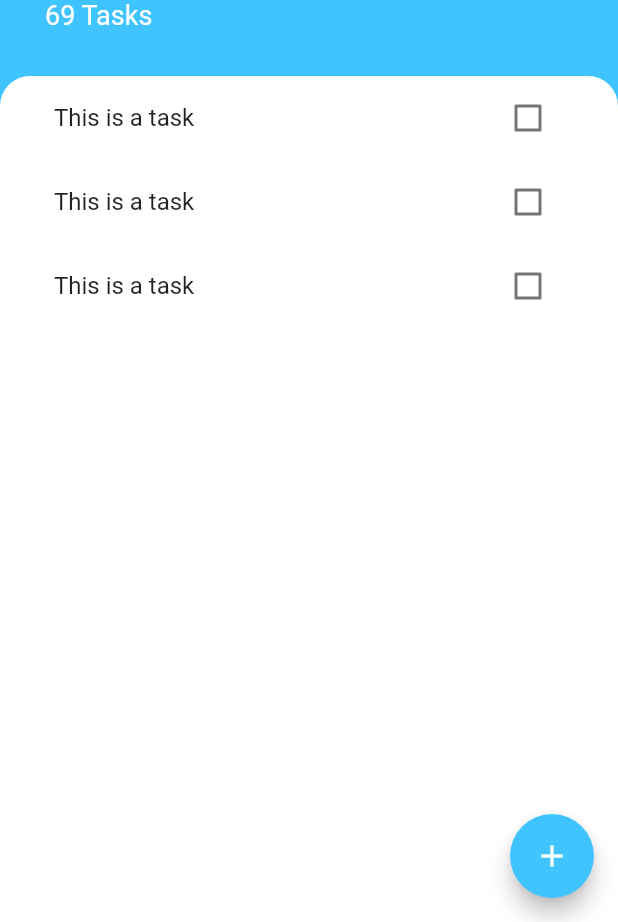
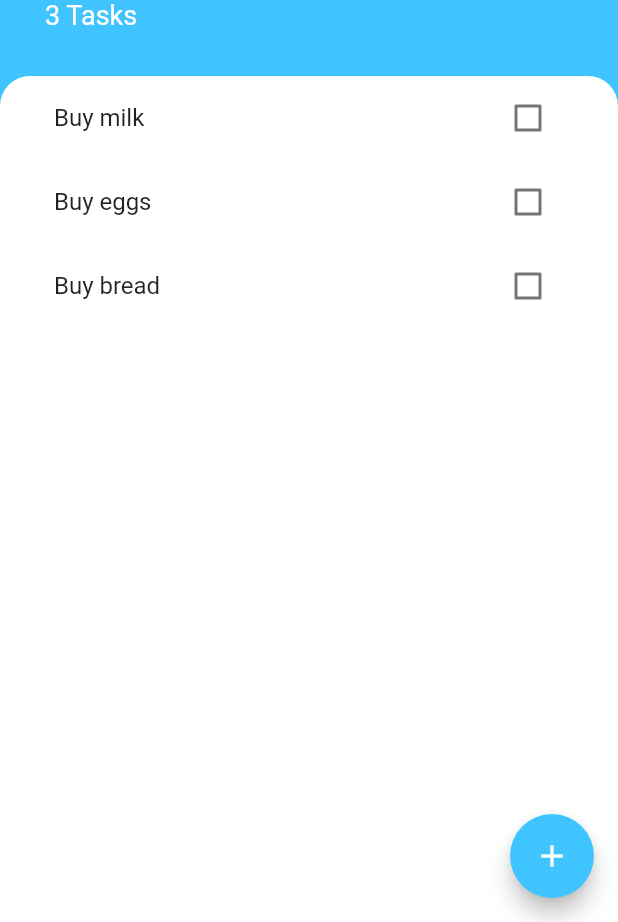
Before and after one commit to Tolskiee/todoey, a Flutter app: the screen it shows after launch, on a phone screen of 412 x 824 dp, the part 314-1236 px from its top. Run offline on Flutter 3.47's test engine with Material 2 defaults, Android fonts, the phone set to English and light mode, and no system bars; missing offline and left inert: dart:ffi.

Commit message:
Finish the app

```diff
--- /dev/null
+++ b/lib/models/tasks.dart
@@ -0,0 +1,12 @@
+class Task {
+  String name;
+  bool isDone = false;
+
+  Task(String name) {
+    this.name = name;
+  }
+
+  void toggleDone() {
+    isDone = !isDone;
+  }
+}
--- a/lib/screens/tasks_screen.dart
+++ b/lib/screens/tasks_screen.dart
@@ -3,8 +3,20 @@ import 'dart:ffi';
 import 'package:flutter/material.dart';
 import 'package:todoey/widgets/task_list.dart';
 import 'package:todoey/screens/add_task_screen.dart';
+import 'package:todoey/models/tasks.dart';
 
-class TasksScreen extends StatelessWidget {
+class TasksScreen extends StatefulWidget {
+  @override
+  State<TasksScreen> createState() => _TasksScreenState();
+}
+
+class _TasksScreenState extends State<TasksScreen> {
+  List<Task> tasks = [
+    Task('Buy milk'),
+    Task('Buy eggs'),
+    Task('Buy bread'),
+  ];
+
   @override
   Widget build(BuildContext context) {
     return Scaffold(
@@ -12,7 +24,16 @@ class TasksScreen extends StatelessWidget {
       floatingActionButton: FloatingActionButton(
         onPressed: () {
           showModalBottomSheet(
-              context: context, builder: (context) => AddTaskScreen());
+            context: context,
+            builder: (context) => AddTaskScreen(
+              (newTaskTitle) {
+                setState(() {
+                  tasks.add(Task(newTaskTitle));
+                });
+                Navigator.pop(context);
+              },
+            ),
+          );
         },
         backgroundColor: Colors.lightBlueAccent,
         child: Icon(Icons.add),
@@ -50,7 +71,7 @@ class TasksScreen extends StatelessWidget {
                   ),
                 ),
                 Text(
-                  '69 Tasks',
+                  '${tasks.length} Tasks',
                   style: TextStyle(
                     color: Colors.white,
                     fontSize: 18,
@@ -70,7 +91,9 @@ class TasksScreen extends StatelessWidget {
                   topRight: Radius.circular(20),
                 ),
               ),
-              child: TasksList(),
+              child: TasksList(
+                tasks: tasks,
+              ),
             ),
           )
         ],
--- a/lib/widgets/task_list.dart
+++ b/lib/widgets/task_list.dart
@@ -1,15 +1,33 @@
 import 'package:flutter/material.dart';
 import 'task_tile.dart';
+import 'package:todoey/models/tasks.dart';
+import 'package:todoey/screens/tasks_screen.dart';
 
-class TasksList extends StatelessWidget {
+class TasksList extends StatefulWidget {
+  final List<Task> tasks;
+
+  TasksList({this.tasks});
+
+  @override
+  State<TasksList> createState() => _TasksListState();
+}
+
+class _TasksListState extends State<TasksList> {
   @override
   Widget build(BuildContext context) {
-    return ListView(
-      children: [
-        TaskTile(),
-        TaskTile(),
-        TaskTile(),
-      ],
+    return ListView.builder(
+      itemBuilder: (context, index) {
+        return TaskTile(
+          taskTitle: widget.tasks[index].name,
+          isChecked: widget.tasks[index].isDone,
+          checkboxCallback: (checkboxState) {
+            setState(() {
+              widget.tasks[index].toggleDone();
+            });
+          },
+        );
+      },
+      itemCount: widget.tasks.length,
     );
   }
 }
--- a/lib/widgets/task_tile.dart
+++ b/lib/widgets/task_tile.dart
@@ -1,81 +1,23 @@
 import 'package:flutter/material.dart';
 
-class TaskTile extends StatefulWidget {
-  @override
-  _TaskTileState createState() => _TaskTileState();
-}
+class TaskTile extends StatelessWidget {
+  final bool isChecked;
+  final String taskTitle;
+  final Function checkboxCallback;
 
-class _TaskTileState extends State<TaskTile> {
-  bool isChecked = false;
-
-  void checkboxCallback(bool checkboxState) {
-    setState(() {
-      isChecked = checkboxState;
-    });
-  }
-
+  TaskTile({this.taskTitle, this.isChecked, this.checkboxCallback});
   @override
   Widget build(BuildContext context) {
     return ListTile(
-      title: Text(
-        'This is a task',
-        style: TextStyle(
-            decoration: isChecked ? TextDecoration.lineThrough : null),
-      ),
-      trailing: TaskCheckbox(isChecked, checkboxCallback),
-    );
+        title: Text(
+          taskTitle,
+          style: TextStyle(
+              decoration: isChecked ? TextDecoration.lineThrough : null),
+        ),
+        trailing: Checkbox(
+          activeColor: Colors.lightBlueAccent,
+          value: isChecked,
+          onChanged: checkboxCallback,
+        ));
   }
 }
-
-class TaskCheckbox extends StatelessWidget {
-  final bool checkboxState;
-  final Function toggleCheckboxState;
-
-  TaskCheckbox(this.checkboxState, this.toggleCheckboxState);
-
-  @override
-  Widget build(BuildContext context) {
-    return Checkbox(
-      value: checkboxState,
-      onChanged: toggleCheckboxState,
-    );
-  }
-}
-
-// class TaskTile extends StatefulWidget {
-//   bool? isChecked = false;
-//   @override
-//   Widget build(BuildContext context) {
-//     return ListTile(
-//       title: Text('This is a task'),
-//       trailing: TaskCheckbox(),
-//
-//
-//   @override
-//   State<StatefulWidget> createState() {
-//     // TODO: implement createState
-//     throw UnimplementedError();
-//   }   );
-//   }
-// }
-//
-// class TaskCheckbox extends StatelessWidget {
-//   final bool checkboxState;
-//
-//   TaskCheckbox(this.checkboxState);
-//
-//   @override
-//   Widget build(BuildContext context) {
-//     return Checkbox(
-//       activeColor: Colors.lightBlueAccent,
-//       checkColor: Colors.white,
-//       value: checkboxState,
-//       onChanged: (newValue) {
-//         // setState() {
-//         //   isChecked = newValue;
-//         //   print(isChecked);
-//         //}
-//       },
-//     );
-//   }
-// }
```
Also changed, not shown: lib/screens/add_task_screen.dart (+16 -2 lines), 1 other file.
